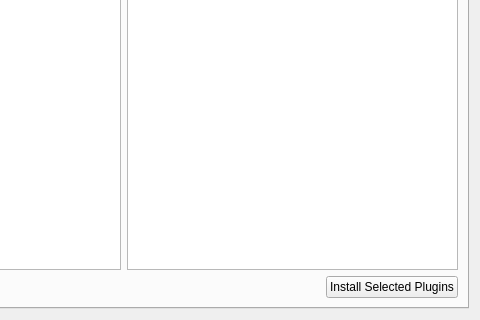
The window that qtdesigner/plugins.ui (t123/ReadingTool.Python) describes before a commit, drawn with Qt 5; both pictures show x 157 to 637 and y 192 to 512 of the 637 by 512 pixel window.
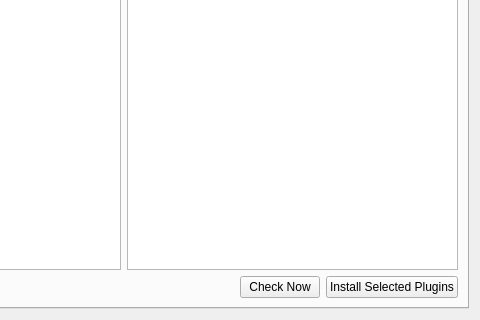
The same window after the commit. The open tabs and pages were chosen to show the change.

The edit to the form file:
```diff
--- a/qtdesigner/plugins.ui
+++ b/qtdesigner/plugins.ui
@@ -115,6 +115,20 @@
            </property>
           </spacer>
          </item>
+         <item>
+          <widget class="QLabel" name="lblLastChecked">
+           <property name="text">
+            <string/>
+           </property>
+          </widget>
+         </item>
+         <item>
+          <widget class="QPushButton" name="pbCheckNow">
+           <property name="text">
+            <string>Check Now</string>
+           </property>
+          </widget>
+         </item>
          <item>
           <widget class="QPushButton" name="pbInstall">
            <property name="text">
```
